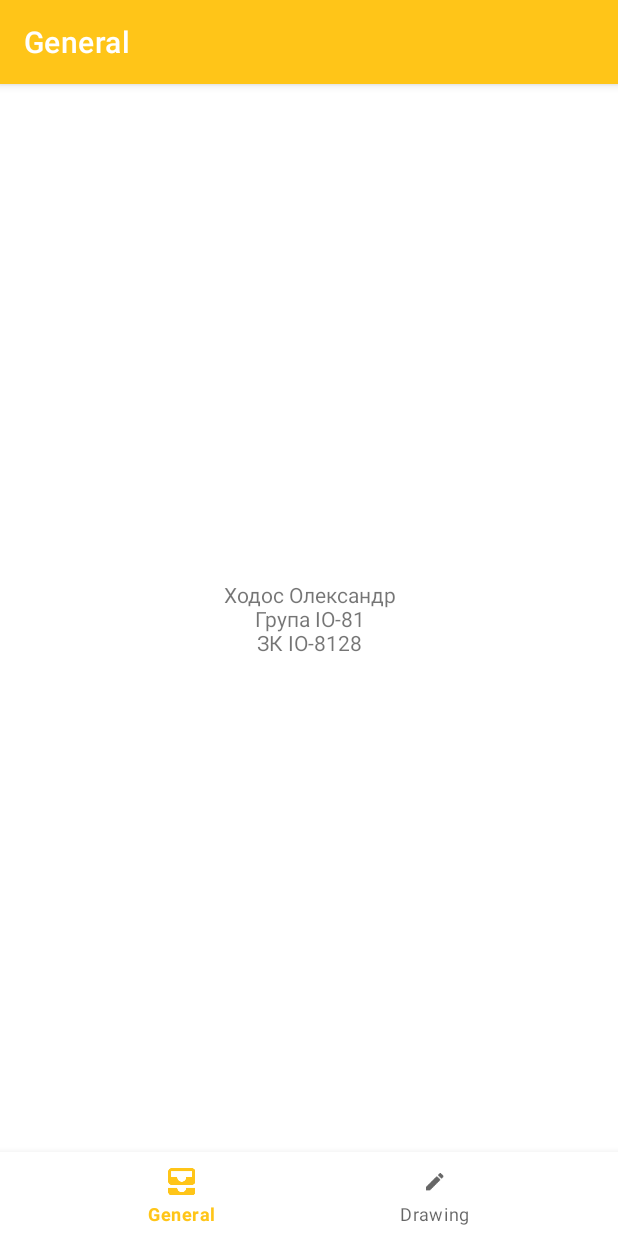
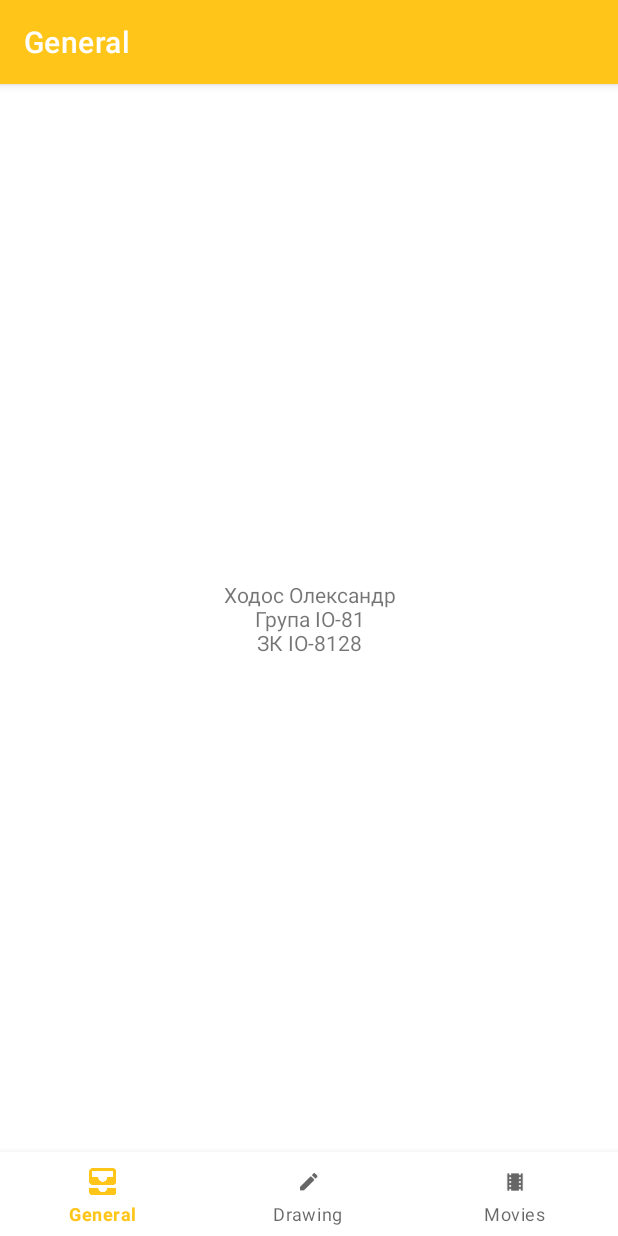
Before and after one commit to jedekar/dip-into-mobile, an Android app: the screen it shows after launch (MainActivity), on a phone screen of 412 x 824 dp. Run offline under Robolectric (Android 15) with nearby library versions, the phone set to English and light mode, and no system bars; our stand-ins replace navigation-ui.

Commit message:
Add movies tab

```diff
--- a/app/src/main/java/ua/kpi/comsys/io8128/MainActivity.java
+++ b/app/src/main/java/ua/kpi/comsys/io8128/MainActivity.java
@@ -20,7 +20,10 @@ public class MainActivity extends AppCompatActivity {
         // Passing each menu ID as a set of Ids because each
         // menu should be considered as top level destinations.
         AppBarConfiguration appBarConfiguration = new AppBarConfiguration.Builder(
-                R.id.navigation_general, R.id.navigation_drawing_plot, R.id.navigation_drawing_chart)
+                R.id.navigation_general,
+                R.id.navigation_drawing_plot,
+                R.id.navigation_drawing_chart,
+                R.id.navigation_movies)
                 .build();
         NavController navController = Navigation.findNavController(this, R.id.nav_host_fragment);
         NavigationUI.setupActionBarWithNavController(this, navController, appBarConfiguration);
--- a/app/src/main/res/menu/bottom_nav_menu.xml
+++ b/app/src/main/res/menu/bottom_nav_menu.xml
@@ -11,4 +11,9 @@
         android:icon="@drawable/ic_drawing"
         android:title="@string/title_drawing" />
 
+    <item
+        android:id="@+id/navigation_movies"
+        android:icon="@drawable/ic_movies"
+        android:title="@string/title_movies" />
+
 </menu>
--- a/app/src/main/res/navigation/mobile_navigation.xml
+++ b/app/src/main/res/navigation/mobile_navigation.xml
@@ -31,4 +31,10 @@
             app:destination="@id/navigation_drawing_plot" />
     </fragment>
 
+    <fragment
+        android:id="@+id/navigation_movies"
+        android:name="ua.kpi.comsys.io8128.ui.movies.MoviesFragment"
+        android:label="@string/title_movies"
+        tools:layout="@layout/fragment_movies" />
+
 </navigation>
--- a/app/src/main/res/values/strings.xml
+++ b/app/src/main/res/values/strings.xml
@@ -4,4 +4,5 @@
     <string name="title_drawing">Drawing</string>
     <!-- TODO: Remove or change this placeholder text -->
     <string name="hello_blank_fragment">Hello blank fragment</string>
+    <string name="title_movies">Movies</string>
 </resources>
```
Also changed, not shown: app/src/main/java/ua/kpi/comsys/io8128/ui/movies/MoviesFragment.java (added, +38 -0 lines), app/src/main/java/ua/kpi/comsys/io8128/ui/movies/MoviesViewModel.java (added, +7 -0 lines), app/src/main/res/layout/fragment_movies.xml (added, +13 -0 lines), app/src/main/res/drawable-hdpi/ic_movies.png (added), app/src/main/res/drawable-mdpi/ic_movies.png (added), app/src/main/res/drawable-xhdpi/ic_movies.png (added), app/src/main/res/drawable-xxhdpi/ic_movies.png (added), app/src/main/res/drawable-xxxhdpi/ic_movies.png (added).
